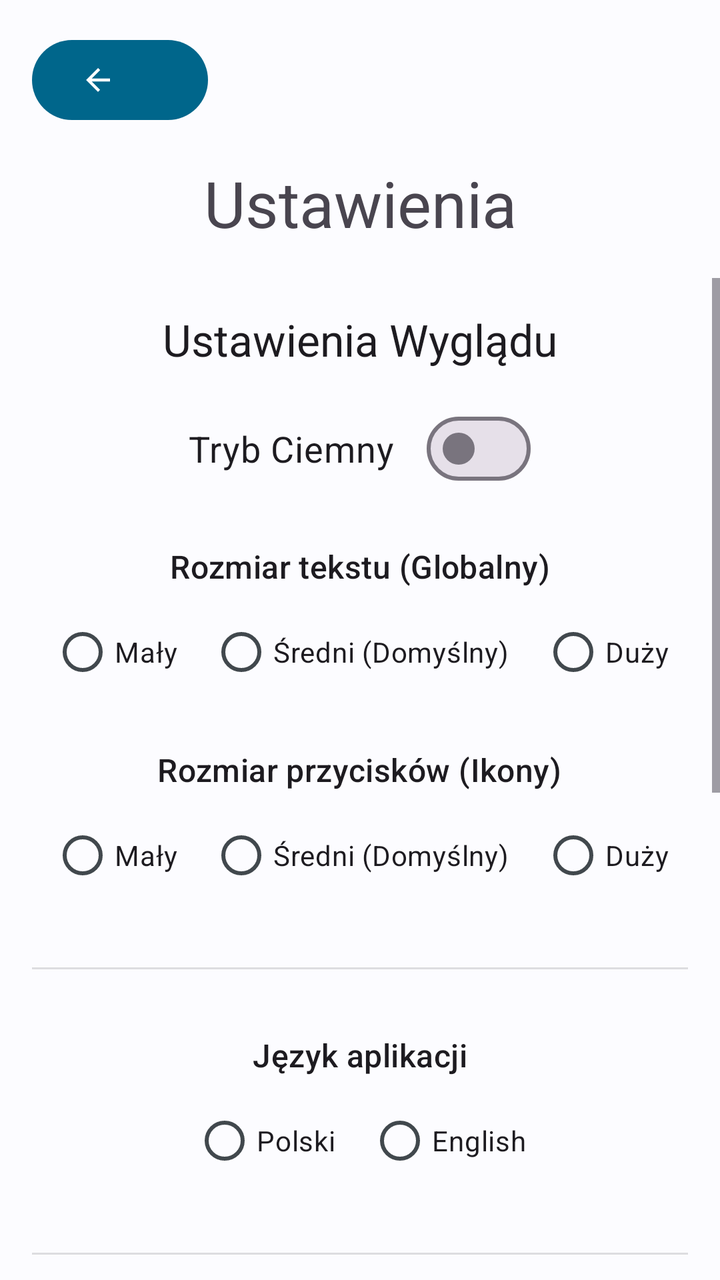
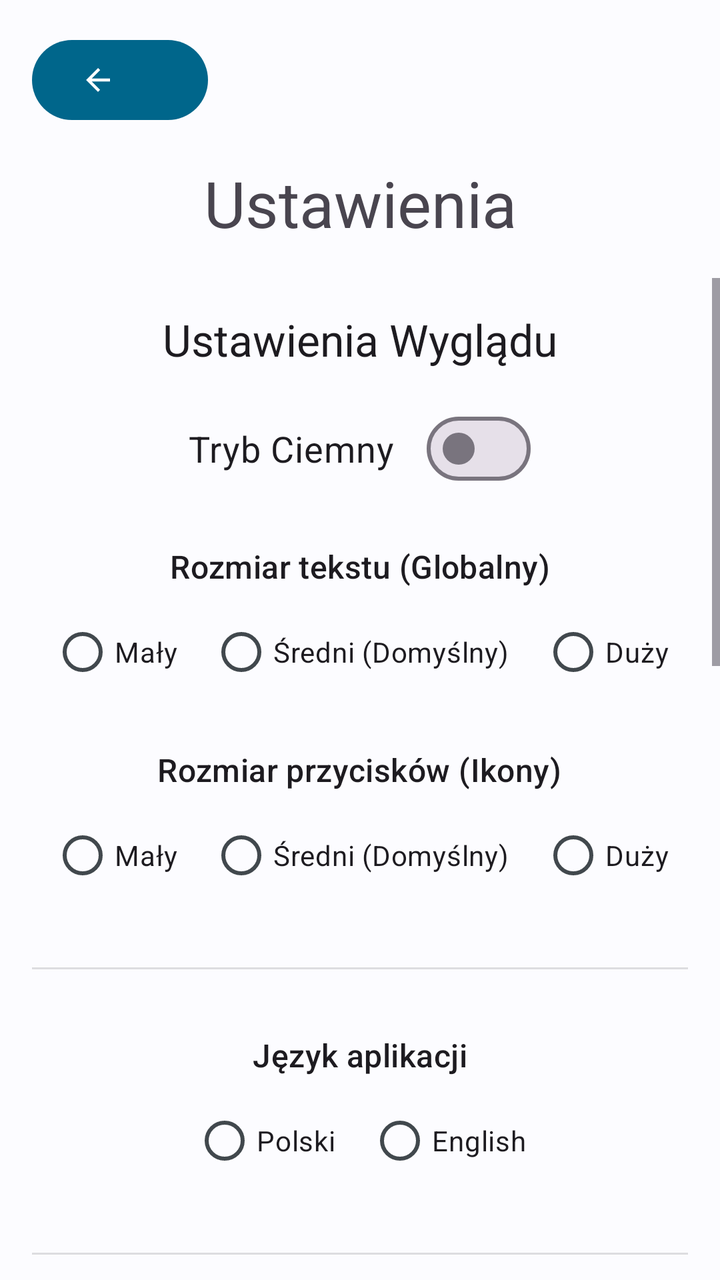

The first picture is an Android layout as it rendered before a commit; the second is the same layout after the commit. The layout source and the unified diff follow.
<!-- AndroidManifest.xml: application theme Theme.Bazunia -->
<!-- res/layout/activity_settings.xml -->
<?xml version="1.0" encoding="utf-8"?>
<androidx.constraintlayout.widget.ConstraintLayout
    xmlns:android="http://schemas.android.com/apk/res/android"
    xmlns:app="http://schemas.android.com/apk/res-auto"
    xmlns:tools="http://schemas.android.com/tools"
    android:layout_width="match_parent"
    android:layout_height="match_parent"
    android:fitsSystemWindows="true"
    tools:context=".ui.SettingsActivity">

    <com.google.android.material.button.MaterialButton
        android:id="@+id/btnBackSettings"
        style="?attr/myIconButtonTextStyle"
        android:layout_width="wrap_content"
        android:layout_height="wrap_content"
        android:layout_margin="16dp"
        android:contentDescription="@string/back_content_description"
        app:icon="@drawable/ic_arrow_back"
        app:layout_constraintStart_toStartOf="parent"
        app:layout_constraintTop_toTopOf="parent"
        app:tint="?attr/colorOnSurface" />

    <TextView
        android:id="@+id/settingsTitle"
        android:layout_width="wrap_content"
        android:layout_height="wrap_content"
        android:layout_marginTop="16dp"
        android:text="@string/settings_title"
        android:textAppearance="@style/TextAppearance.Material3.HeadlineLarge"
        app:layout_constraintTop_toBottomOf="@id/btnBackSettings"
        app:layout_constraintStart_toStartOf="parent"
        app:layout_constraintEnd_toEndOf="parent"/>

    <ScrollView
        android:layout_width="0dp"
        android:layout_height="0dp"
        android:paddingTop="16dp"
        app:layout_constraintTop_toBottomOf="@+id/settingsTitle"
        app:layout_constraintBottom_toBottomOf="parent"
        app:layout_constraintStart_toStartOf="parent"
        app:layout_constraintEnd_toEndOf="parent">

        <LinearLayout
            android:layout_width="match_parent"
            android:layout_height="wrap_content"
            android:gravity="center_horizontal"
            android:orientation="vertical"
            android:padding="16dp">

            <TextView
                android:layout_width="wrap_content"
                android:layout_height="wrap_content"
                android:layout_marginBottom="16dp"
                android:text="@string/settings_appearance_title"
                android:textAppearance="@style/TextAppearance.Material3.TitleLarge" />

            <com.google.android.material.materialswitch.MaterialSwitch
                android:id="@+id/switchThemeSettings"
                android:layout_width="wrap_content"
                android:layout_height="wrap_content"
                android:layout_gravity="center_horizontal"
                android:layout_marginBottom="24dp"
                android:text="@string/dark_mode_label"
                android:textSize="18sp" />
            <TextView
                android:layout_width="wrap_content"
                android:layout_height="wrap_content"
                android:layout_marginBottom="8dp"
                android:text="@string/text_size_label"
                android:textAppearance="@style/TextAppearance.Material3.TitleMedium" />
            <RadioGroup
                android:id="@+id/radioGroupTextScale"
                android:layout_width="wrap_content"
                android:layout_height="wrap_content"
                android:layout_marginBottom="24dp"
                android:orientation="horizontal">
                <RadioButton android:id="@+id/radioTextSmall" android:layout_width="wrap_content" android:layout_height="wrap_content" android:layout_marginEnd="16dp" android:text="@string/text_size_small" />
                <RadioButton android:id="@+id/radioTextMedium" android:layout_width="wrap_content" android:layout_height="wrap_content" android:layout_marginEnd="16dp" android:text="@string/text_size_medium" />
                <RadioButton android:id="@+id/radioTextLarge" android:layout_width="wrap_content" android:layout_height="wrap_content" android:text="@string/text_size_large" />
            </RadioGroup>
            <TextView
                android:layout_width="wrap_content"
                android:layout_height="wrap_content"
                android:layout_marginBottom="8dp"
                android:text="@string/button_size_label"
                android:textAppearance="@style/TextAppearance.Material3.TitleMedium" />
            <RadioGroup
                android:id="@+id/radioGroupButtonScale"
                android:layout_width="wrap_content"
                android:layout_height="wrap_content"
                android:layout_marginBottom="32dp"
                android:orientation="horizontal">
                <RadioButton android:id="@+id/radioButtonSmall" android:layout_width="wrap_content" android:layout_height="wrap_content" android:layout_marginEnd="16dp" android:text="@string/text_size_small" />
                <RadioButton android:id="@+id/radioButtonMedium" android:layout_width="wrap_content" android:layout_height="wrap_content" android:layout_marginEnd="16dp" android:text="@string/text_size_medium" />
                <RadioButton android:id="@+id/radioButtonLarge" android:layout_width="wrap_content" android:layout_height="wrap_content" android:text="@string/text_size_large" />
            </RadioGroup>

            <View
                android:layout_width="match_parent"
                android:layout_height="1dp"
                android:background="?android:attr/listDivider"
                android:layout_marginBottom="32dp"/>
            <TextView
                android:layout_width="wrap_content"
                android:layout_height="wrap_content"
                android:layout_marginBottom="8dp"
                android:text="@string/language_label"
                android:textAppearance="@style/TextAppearance.Material3.TitleMedium" />

            <RadioGroup
                android:id="@+id/radioGroupLanguage"
                android:layout_width="wrap_content"
                android:layout_height="wrap_content"
                android:layout_marginBottom="32dp"
                android:orientation="horizontal">
                <RadioButton
                    android:id="@+id/radioLanguagePolish"
                    android:layout_width="wrap_content"
                    android:layout_height="wrap_content"
                    android:layout_marginEnd="16dp"
                    android:text="@string/language_polish" />
                <RadioButton
                    android:id="@+id/radioLanguageEnglish"
                    android:layout_width="wrap_content"
                    android:layout_height="wrap_content"
                    android:text="@string/language_english" />
            </RadioGroup>

            <View
                android:layout_width="match_parent"
                android:layout_height="1dp"
                android:background="?android:attr/listDivider"
                android:layout_marginBottom="32dp"/>
            <TextView
                android:layout_width="wrap_content"
                android:layout_height="wrap_content"
                android:layout_marginBottom="16dp"
                android:text="@string/settings_account_section_title"
                android:textAppearance="@style/TextAppearance.Material3.TitleLarge" />

            <View
                android:layout_width="match_parent"
                android:layout_height="1dp"
                android:background="?android:attr/listDivider"
                android:layout_marginBottom="32dp"/>

            <TextView
                android:layout_width="wrap_content"
                android:layout_height="wrap_content"
                android:layout_marginBottom="16dp"
                android:text="@string/settings_data_cleanup_title"
                android:textAppearance="@style/TextAppearance.Material3.TitleLarge" />

            <TextView
                android:layout_width="wrap_content"
                android:layout_height="wrap_content"
                android:layout_marginBottom="8dp"
                android:text="@string/cleanup_local_label"
                android:textAppearance="@style/TextAppearance.Material3.TitleMedium" />
            <com.google.android.material.textfield.TextInputLayout
                android:layout_width="match_parent"
                android:layout_height="wrap_content"
                android:hint="@string/cleanup_days_hint"
                style="@style/Widget.Material3.TextInputLayout.OutlinedBox"
                android:layout_marginStart="32dp"
                android:layout_marginEnd="32dp"
                android:layout_marginBottom="24dp">

                <com.google.android.material.textfield.TextInputEditText
                    android:id="@+id/editCleanupDays"
                    android:layout_width="match_parent"
                    android:layout_height="wrap_content"
                    android:inputType="numberDecimal"
                    android:maxLength="3" />
            </com.google.android.material.textfield.TextInputLayout>

            <TextView
                android:layout_width="wrap_content"
                android:layout_height="wrap_content"
                android:layout_marginBottom="8dp"
                android:text="@string/cleanup_gateway_label"
                android:textAppearance="@style/TextAppearance.Material3.TitleMedium" />

            <com.google.android.material.button.MaterialButton
                android:id="@+id/btnGatewayCleanupSettings"
                style="@style/Widget.Material3.Button.OutlinedButton"
                android:layout_width="wrap_content"
                android:layout_height="wrap_content"
                android:layout_gravity="center_horizontal"
                android:layout_marginBottom="32dp"
                android:text="@string/cleanup_gateway_button"
                app:icon="@drawable/ic_settings_server" />

            <View
                android:layout_width="match_parent"
                android:layout_height="1dp"
                android:background="?android:attr/listDivider"
                android:layout_marginBottom="32dp"/>

            <com.google.android.material.button.MaterialButton
                android:id="@+id/btnAccountSettings"
                style="@style/Widget.Material3.Button.OutlinedButton"
                android:layout_width="wrap_content"
                android:layout_height="wrap_content"
                android:layout_gravity="center_horizontal"
                android:text="@string/settings_account_button"
                app:icon="@drawable/ic_security" />
        </LinearLayout>
    </ScrollView>
</androidx.constraintlayout.widget.ConstraintLayout>
<!-- resources referenced by this layout -->
<resources>
  <!-- drawable ic_arrow_back (drawable) -->
  <vector xmlns:android="http://schemas.android.com/apk/res/android" android:autoMirrored="true" android:height="24dp" android:tint="#000000" android:viewportHeight="24" android:viewportWidth="24" android:width="24dp">
        
      <path android:fillColor="@android:color/white" android:pathData="M20,11H7.83l5.59,-5.59L12,4l-8,8 8,8 1.41,-1.41L7.83,13H20v-2z"/>
      
  </vector>
  <!-- drawable ic_security (drawable) -->
  <vector xmlns:android="http://schemas.android.com/apk/res/android" android:height="24dp" android:tint="#000000" android:viewportHeight="24" android:viewportWidth="24" android:width="24dp">
        
      <path android:fillColor="@android:color/white" android:pathData="M19,3h-4.18C14.4,1.84 13.3,1 12,1c-1.3,0 -2.4,0.84 -2.82,2L5,3c-1.1,0 -2,0.9 -2,2v14c0,1.1 0.9,2 2,2h14c1.1,0 2,-0.9 2,-2L21,5c0,-1.1 -0.9,-2 -2,-2zM12,3c0.55,0 1,0.45 1,1s-0.45,1 -1,1 -1,-0.45 -1,-1 0.45,-1 1,-1zM12,7c1.66,0 3,1.34 3,3s-1.34,3 -3,3 -3,-1.34 -3,-3 1.34,-3 3,-3zM18,19L6,19v-1.4c0,-2 4,-3.1 6,-3.1s6,1.1 6,3.1L18,19z"/>
      
  </vector>
  <string name="back_content_description">Powrót</string>
  <string name="button_size_label">Rozmiar przycisków (Ikony)</string>
  <string name="cleanup_days_hint">Dni do zachowania (0 = wyłącz)</string>
  <string name="cleanup_gateway_button">Konfiguruj na serwerze</string>
  <string name="cleanup_gateway_label">Automatyczne czyszczenie bramki (VPS)</string>
  <string name="cleanup_local_label">Automatyczne czyszczenie lokalne</string>
  <string name="dark_mode_label">Tryb Ciemny</string>
  <string name="language_english">English</string>
  <string name="language_label">Język aplikacji</string>
  <string name="language_polish">Polski</string>
  <string name="settings_account_button">Zarządzaj Kontem (2FA)</string>
  <string name="settings_account_section_title">Ustawienia Konta i Bezpieczeństwo</string>
  <string name="settings_appearance_title">Ustawienia Wyglądu</string>
  <string name="settings_data_cleanup_title">Zarządzanie Danymi i Historią</string>
  <string name="settings_title">Ustawienia</string>
  <string name="text_size_label">Rozmiar tekstu (Globalny)</string>
  <string name="text_size_large">Duży</string>
  <string name="text_size_medium">Średni (Domyślny)</string>
  <string name="text_size_small">Mały</string>
  <style name="Theme.Bazunia" parent="Base.Theme.Bazunia" />
  <color name="colorPrimary">#00668B</color>
  <color name="colorOnPrimary">#FFFFFF</color>
  <color name="colorPrimaryContainer">#CDE5FF</color>
  <color name="colorOnPrimaryContainer">#001E2D</color>
  <color name="colorSecondary">#4F616E</color>
  <color name="colorOnSecondary">#FFFFFF</color>
  <color name="colorBackground">#FCFCFF</color>
  <color name="colorOnBackground">#191C1E</color>
  <color name="colorSurface">#FCFCFF</color>
  <color name="colorOnSurface">#191C1E</color>
  <color name="colorSurfaceVariant">#DDE3EA</color>
  <color name="colorOnSurfaceVariant">#41484D</color>
  <!-- unchanged entries left out for length: 2 -->
</resources>

<!-- the commit's change to res/layout/activity_settings.xml (unified diff, before → after) -->
@@ -100,6 +100,7 @@
                 android:layout_height="1dp"
                 android:background="?android:attr/listDivider"
                 android:layout_marginBottom="32dp"/>
+
             <TextView
                 android:layout_width="wrap_content"
                 android:layout_height="wrap_content"
@@ -131,6 +132,61 @@
                 android:layout_height="1dp"
                 android:background="?android:attr/listDivider"
                 android:layout_marginBottom="32dp"/>
+
+            <LinearLayout
+                android:layout_width="match_parent"
+                android:layout_height="wrap_content"
+                android:orientation="vertical"
+                android:gravity="center_horizontal"
+                android:paddingStart="16dp"
+                android:paddingEnd="16dp"
+                android:layout_marginBottom="32dp">
+
+                <TextView
+                    android:layout_width="wrap_content"
+                    android:layout_height="wrap_content"
+                    android:layout_marginBottom="16dp"
+                    android:text="@string/settings_interval_title"
+                    android:textAppearance="@style/TextAppearance.Material3.TitleLarge" />
+
+                <TextView
+                    android:layout_width="wrap_content"
+                    android:layout_height="wrap_content"
+                    android:layout_marginBottom="8dp"
+                    android:gravity="center"
+                    android:text="@string/settings_interval_desc"
+                    android:textAppearance="@style/TextAppearance.Material3.BodyMedium" />
+
+                <com.google.android.material.textfield.TextInputLayout
+                    android:id="@+id/layoutGlobalInterval"
+                    style="@style/Widget.Material3.TextInputLayout.OutlinedBox"
+                    android:layout_width="match_parent"
+                    android:layout_height="wrap_content"
+                    android:layout_marginTop="8dp"
+                    android:hint="@string/settings_interval_hint">
+
+                    <com.google.android.material.textfield.TextInputEditText
+                        android:id="@+id/editGlobalInterval"
+                        android:layout_width="match_parent"
+                        android:layout_height="wrap_content"
+                        android:inputType="number"
+                        android:maxLength="5" />
+                </com.google.android.material.textfield.TextInputLayout>
+
+                <com.google.android.material.button.MaterialButton
+                    android:id="@+id/btnSaveGlobalInterval"
+                    android:layout_width="wrap_content"
+                    android:layout_height="wrap_content"
+                    android:layout_marginTop="16dp"
+                    android:text="@string/settings_interval_save_button" />
+
+            </LinearLayout>
+
+            <View
+                android:layout_width="match_parent"
+                android:layout_height="1dp"
+                android:background="?android:attr/listDivider"
+                android:layout_marginBottom="32dp"/>
             <TextView
                 android:layout_width="wrap_content"
                 android:layout_height="wrap_content"
@@ -138,11 +194,21 @@
                 android:text="@string/settings_account_section_title"
                 android:textAppearance="@style/TextAppearance.Material3.TitleLarge" />
 
-            <View
-                android:layout_width="match_parent"
-                android:layout_height="1dp"
-                android:background="?android:attr/listDivider"
-                android:layout_marginBottom="32dp"/>
+            <com.google.android.material.button.MaterialButton
+                android:id="@+id/btnAccountSettings"
+                style="@style/Widget.Material3.Button.OutlinedButton"
+                android:layout_width="wrap_content"
+                android:layout_height="wrap_content"
+                android:layout_gravity="center_horizontal"
+                android:text="@string/settings_account_button"
+                app:icon="@drawable/ic_security" />
+
+            <View
+                android:layout_width="match_parent"
+                android:layout_height="1dp"
+                android:background="?android:attr/listDivider"
+                android:layout_marginBottom="32dp"
+                android:layout_marginTop="32dp"/>
 
             <TextView
                 android:layout_width="wrap_content"
@@ -191,20 +257,6 @@
                 android:text="@string/cleanup_gateway_button"
                 app:icon="@drawable/ic_settings_server" />
 
-            <View
-                android:layout_width="match_parent"
-                android:layout_height="1dp"
-                android:background="?android:attr/listDivider"
-                android:layout_marginBottom="32dp"/>
-
-            <com.google.android.material.button.MaterialButton
-                android:id="@+id/btnAccountSettings"
-                style="@style/Widget.Material3.Button.OutlinedButton"
-                android:layout_width="wrap_content"
-                android:layout_height="wrap_content"
-                android:layout_gravity="center_horizontal"
-                android:text="@string/settings_account_button"
-                app:icon="@drawable/ic_security" />
         </LinearLayout>
     </ScrollView>
 </androidx.constraintlayout.widget.ConstraintLayout>
<!-- resource entries referenced after the edit -->
@@ -26,6 +26,10 @@
   <string name="settings_account_section_title">Ustawienia Konta i Bezpieczeństwo</string>
   <string name="settings_appearance_title">Ustawienia Wyglądu</string>
   <string name="settings_data_cleanup_title">Zarządzanie Danymi i Historią</string>
+  <string name="settings_interval_desc">Ustawia domyślny interwał (np. 60) dla WSZYSTKICH czujników. RPi pobierze tę wartość automatycznie.</string>
+  <string name="settings_interval_hint">Interwał (sekundy)</string>
+  <string name="settings_interval_save_button">Zapisz globalny interwał</string>
+  <string name="settings_interval_title">Globalna częstotliwość pomiarów</string>
   <string name="settings_title">Ustawienia</string>
   <string name="text_size_label">Rozmiar tekstu (Globalny)</string>
   <string name="text_size_large">Duży</string>
